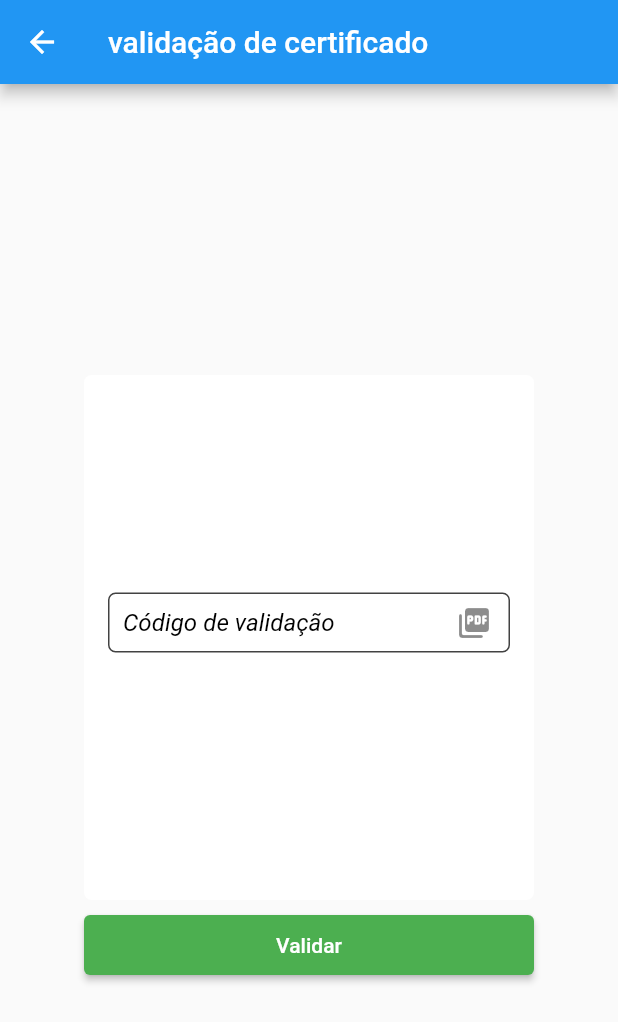
After one commit to AlanFelixds/front, a Flutter app: the ValidarCertificadoPage screen opened by its route, on a phone screen of 412 x 824 dp. The commit adds this screen. Shown: the top 1022 px of the screen. Run offline on Flutter 3.47's test engine with Material 2 defaults, Android fonts, the phone set to English and light mode, and no system bars; our stand-ins replace dio, flutter_modular, get, pdf, shared_preferences; accounts and stored records are empty.

Commit message:
att pdf
pdf function not complete

```diff
--- a/lib/src/modules/dashboard/dashboard_page.dart
+++ b/lib/src/modules/dashboard/dashboard_page.dart
@@ -24,7 +24,7 @@ class DashboardPage extends GetResponsiveView<DashboardController> {
               child: const Center(
                 // child: Text("Nome:"),
                 child: Text(
-                  "Bem vindo, Admin",
+                  "Bem vindo",
                   // "Bem vindo, ${controller.argumentos.name!.capitalizeFirst}",
                   style: TextStyle(
                     fontSize: 20,
--- a/lib/src/modules/root/root_module.dart
+++ b/lib/src/modules/root/root_module.dart
@@ -5,6 +5,7 @@ import 'package:front_flutter/src/modules/root/root_page.dart';
 import 'package:front_flutter/src/modules/solicitacao/solicitacao_controller.dart';
 import 'package:front_flutter/src/modules/solicitacao/solicitacao_page.dart';
 import 'package:front_flutter/src/modules/solicitacao/solicitacao_repository.dart';
+import 'package:front_flutter/src/modules/solicitacoes/solicitacoes_controller.dart';
 import 'package:front_flutter/src/modules/solicitacoes/solicitacoes_page.dart';
 
 class RootModule extends Module {
@@ -16,6 +17,9 @@ class RootModule extends Module {
 
         //DASHBOARD
         Bind.singleton((i) => DashboardController()),
+
+        //SOLICITAÇÕES
+        Bind.singleton((i) => SolicitacoesController()),
       ];
 
   @override
--- /dev/null
+++ b/lib/src/modules/validar_certificado/validar_certificado_controller.dart
@@ -0,0 +1,6 @@
+import 'package:flutter/material.dart';
+import 'package:get/get.dart';
+
+class ValidarCertificadoController extends GetxController {
+  final TextEditingController codigoController = TextEditingController();
+}
--- /dev/null
+++ b/lib/src/modules/validar_certificado/validar_certificado_page.dart
@@ -0,0 +1,50 @@
+import 'package:flutter_modular/flutter_modular.dart';
+import 'package:front_flutter/src/core/widgets/customs/button/custom_elevated_button.dart';
+import 'package:front_flutter/src/core/widgets/customs/text-form-field/custom_text_form_field.dart';
+import 'package:flutter/material.dart';
+import './validar_certificado_controller.dart';
+
+class ValidarCertificadoPage extends StatelessWidget {
+  ValidarCertificadoPage({Key? key}) : super(key: key);
+
+  final controller = Modular.get<ValidarCertificadoController>();
+
+  @override
+  Widget build(BuildContext context) {
+    return Scaffold(
+      appBar: AppBar(
+        title: const Text('validação de certificado'),
+      ),
+      body: uiDesktop(),
+    );
+  }
+
+  Widget uiDesktop() {
+    return Center(
+      child: Column(
+        mainAxisAlignment: MainAxisAlignment.center,
+        children: [
+          const SizedBox(height: 30),
+          Container(
+            width: 300,
+            height: 350,
+            padding: const EdgeInsets.symmetric(horizontal: 16),
+            decoration: BoxDecoration(
+              borderRadius: BorderRadius.circular(5),
+              color: Colors.white,
+            ),
+            child: Column(
+              mainAxisAlignment: MainAxisAlignment.center,
+              crossAxisAlignment: CrossAxisAlignment.start,
+              children: [
+                CustomTextFormField(icon: const Icon(Icons.picture_as_pdf_rounded), textController: controller.codigoController, hint: 'Código de validação'),
+                const SizedBox(height: 20),
+              ],
+            ),
+          ),
+          CustomElevatedButton(label: 'Validar', onPressed: () {})
+        ],
+      ),
+    );
+  }
+}
--- a/pubspec.yaml
+++ b/pubspec.yaml
@@ -38,6 +38,7 @@ dependencies:
   shared_preferences: ^2.0.15
   flutter_modular: ^5.0.2
   dio: ^4.0.6
+  pdf: ^3.8.1
 
 dev_dependencies:
   flutter_test:
```
Also changed, not shown: lib/src/app_module.dart (+7 -1 lines), lib/src/modules/login/login_page.dart (+7 -1 lines), lib/src/modules/solicitacoes/solicitacoes_controller.dart (+21 -1 lines), lib/src/modules/solicitacoes/solicitacoes_page.dart (+10 -0 lines), lib/src/modules/validar_certificado/validar_certificado_bindings.dart (added, +9 -0 lines), pubspec.lock, 1 other file.
